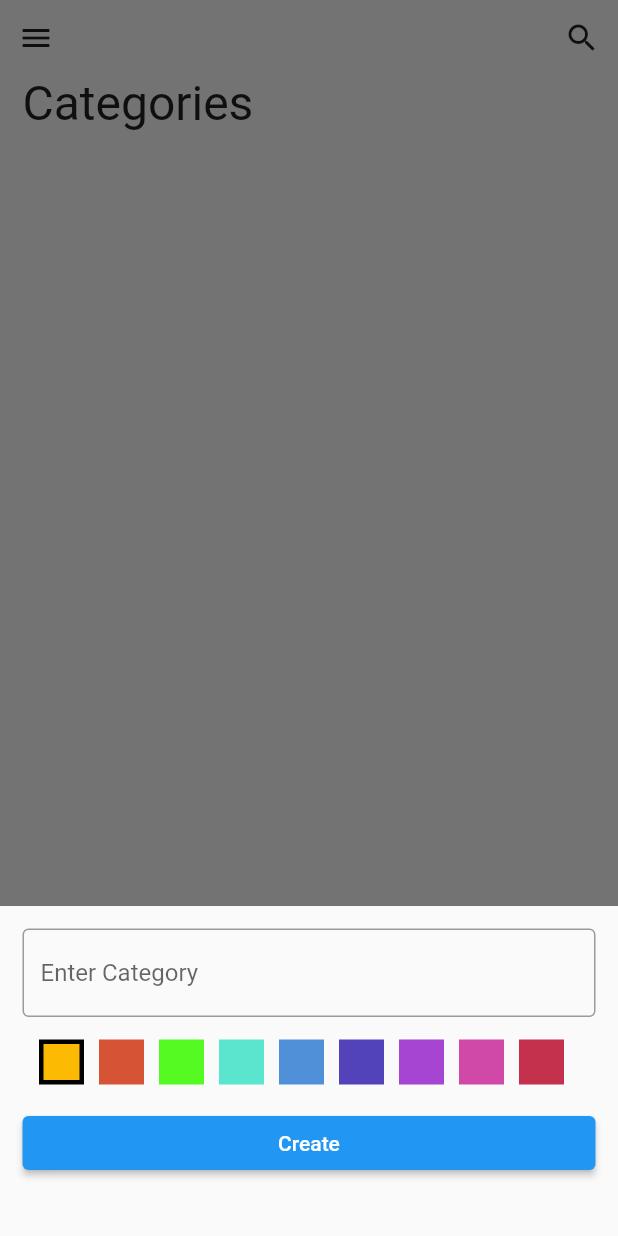
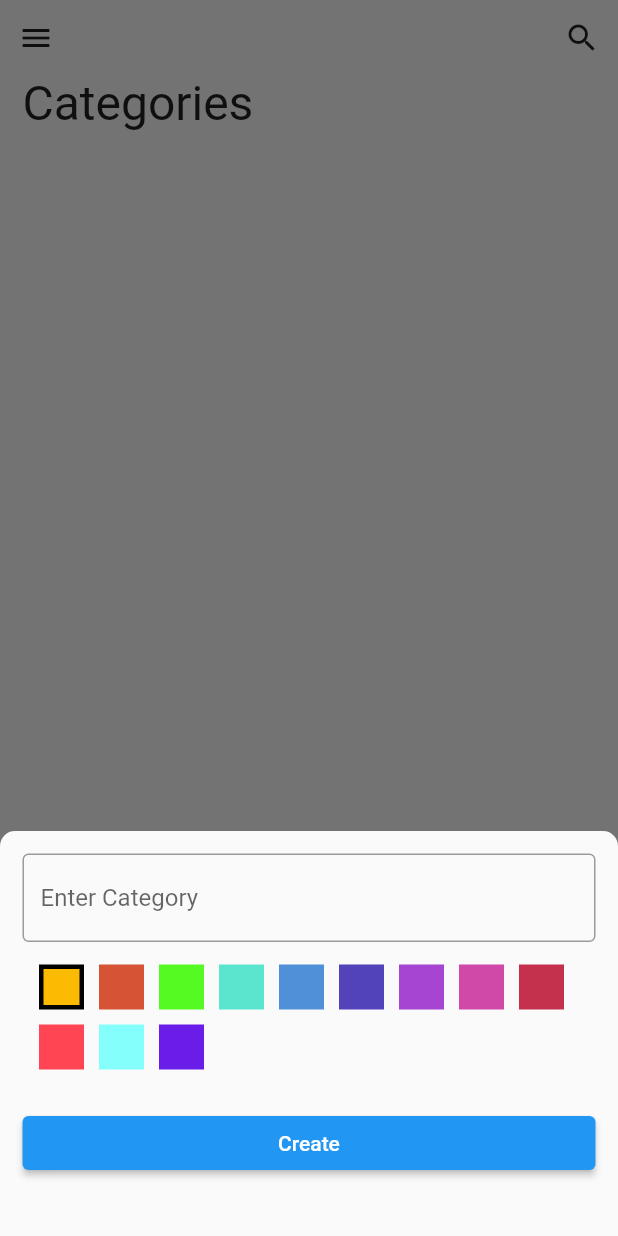
Before and after one commit to Imagine-Me/todo, a Flutter app: the screen it shows after launch, after a tap on the "add" icon, on a phone screen of 412 x 824 dp. Run offline on Flutter 3.47's test engine with Material 2 defaults, Android fonts, the phone set to English and light mode, and no system bars; our stand-ins replace bloc, drift, flutter_bloc; accounts and stored records are empty; generated files the repository leaves out were written again.

Commit message:
change style for bottom sheet in category

```diff
--- a/lib/src/database/database.dart
+++ b/lib/src/database/database.dart
@@ -44,7 +44,7 @@ class TodoTable extends _$TodoTable {
   }
 
   Future<int> addCategory(CategoriesCompanion entity) {
-    return into(categories).insert(entity);
+    return into(categories).insertOnConflictUpdate(entity);
   }
 
   Future deleteCategory(CategoriesCompanion entity) {
--- a/lib/src/presentation/screens/category.dart
+++ b/lib/src/presentation/screens/category.dart
@@ -13,18 +13,24 @@ class CategoryScreen extends StatelessWidget {
   Widget floatingButton() {
     return Builder(builder: (context) {
       return FloatingActionButton(
-        onPressed: () => onFloatingButtonPressed(context),
+        onPressed: () => onFloatingButtonPressed(context, null),
         child: const Icon(Icons.add),
       );
     });
   }
 
-  void onFloatingButtonPressed(context) {
+  void onFloatingButtonPressed(
+      context, CategoriesCompanion? categoriesCompanion) {
     showModalBottomSheet(
       context: context,
       isScrollControlled: true,
+      shape: const RoundedRectangleBorder(
+          borderRadius: BorderRadius.only(
+              topLeft: Radius.circular(10), topRight: Radius.circular(10))),
       builder: (BuildContext context) {
-        return const CategoryForm();
+        return CategoryForm(
+          categoriesCompanion: categoriesCompanion,
+        );
       },
     );
   }
@@ -57,6 +63,16 @@ class CategoryScreen extends StatelessWidget {
                         child: CardMain(
                           color: int.parse(item.color),
                           category: item.category,
+                          onTap: () {
+                            final CategoriesCompanion categoriesCompanion =
+                                CategoriesCompanion(
+                              id: drift.Value(item.id),
+                              category: drift.Value(item.category),
+                              color: drift.Value(item.color),
+                            );
+                            onFloatingButtonPressed(
+                                context, categoriesCompanion);
+                          },
                         ),
                         onDismissed: (_) {
                           BlocProvider.of<CategoryBloc>(context).add(
--- a/lib/src/presentation/widgets/category_form.dart
+++ b/lib/src/presentation/widgets/category_form.dart
@@ -5,7 +5,15 @@ import 'package:todo/src/database/database.dart';
 import 'package:todo/src/logic/bloc/category_bloc.dart';
 
 class CategoryForm extends StatefulWidget {
-  const CategoryForm({Key? key}) : super(key: key);
+  CategoryForm({Key? key, this.categoriesCompanion}) : super(key: key) {
+    categoryTextController = TextEditingController(
+        text: categoriesCompanion == null
+            ? ''
+            : categoriesCompanion!.category.value);
+  }
+
+  final CategoriesCompanion? categoriesCompanion;
+  late final TextEditingController categoryTextController;
 
   @override
   State<CategoryForm> createState() => _CategoryFormState();
@@ -22,18 +30,26 @@ class _CategoryFormState extends State<CategoryForm> {
     0xffa545d1,
     0xffd149a8,
     0xffc4314c,
+    0xffff4554,
+    0xff85fffb,
+    0xff6a1ce8
   ];
   final _formKey = GlobalKey<FormState>();
-  final categoryTextController = TextEditingController();
-
-  int selectedColor = 0xfffcba03;
+  late int selectedColor;
+  @override
+  void initState() {
+    super.initState();
+    selectedColor = widget.categoriesCompanion == null
+        ? 0xfffcba03
+        : int.parse(widget.categoriesCompanion!.color.value);
+  }
 
   @override
   Widget build(BuildContext context) {
     return Padding(
       padding: MediaQuery.of(context).viewInsets,
-      child: Container(
-        height: 220,
+      child: SizedBox(
+        height: 270,
         child: Padding(
           padding: const EdgeInsets.all(15),
           child: Form(
@@ -41,14 +57,16 @@ class _CategoryFormState extends State<CategoryForm> {
               child: Column(
                 children: [
                   TextFormField(
-                    controller: categoryTextController,
+                    controller: widget.categoryTextController,
                     textCapitalization: TextCapitalization.sentences,
                     decoration: const InputDecoration(
                       border: OutlineInputBorder(),
                       hintText: 'Enter Category',
                     ),
                     validator: (String? value) {
-                      if (value == null) return 'Enter a category';
+                      if (value == null || value == '') {
+                        return 'Enter a category';
+                      }
                       return null;
                     },
                   ),
@@ -68,7 +86,8 @@ class _CategoryFormState extends State<CategoryForm> {
                             child: Container(
                               width: 30,
                               height: 30,
-                              margin: const EdgeInsets.only(right: 10),
+                              margin:
+                                  const EdgeInsets.only(right: 10, bottom: 10),
                               decoration: BoxDecoration(
                                   color: Color(e),
                                   border: Border.all(
@@ -90,17 +109,24 @@ class _CategoryFormState extends State<CategoryForm> {
                     child: ElevatedButton(
                       onPressed: () {
                         if (_formKey.currentState!.validate()) {
-                          final CategoriesCompanion categoriesCompanion =
+                          CategoriesCompanion categoriesCompanion =
                               CategoriesCompanion(
-                                  color: drift.Value('$selectedColor'),
-                                  category:
-                                      drift.Value(categoryTextController.text));
+                            id: widget.categoriesCompanion == null
+                                ? drift.Value.absent()
+                                : widget.categoriesCompanion!.id,
+                            color: drift.Value('$selectedColor'),
+                            category:
+                                drift.Value(widget.categoryTextController.text),
+                          );
+
                           BlocProvider.of<CategoryBloc>(context)
                               .add(AddCategory(category: categoriesCompanion));
                           Navigator.of(context).pop();
                         }
                       },
-                      child: Text('Create'),
+                      child: widget.categoriesCompanion == null
+                          ? const Text('Create')
+                          : const Text('Update'),
                     ),
                   )
                 ],
@@ -112,7 +138,7 @@ class _CategoryFormState extends State<CategoryForm> {
 
   @override
   void dispose() {
-    categoryTextController.dispose();
+    widget.categoryTextController.dispose();
     super.dispose();
   }
 }
```
Also changed, not shown: lib/src/presentation/widgets/category_card/card_main.dart (+6 -2 lines).
